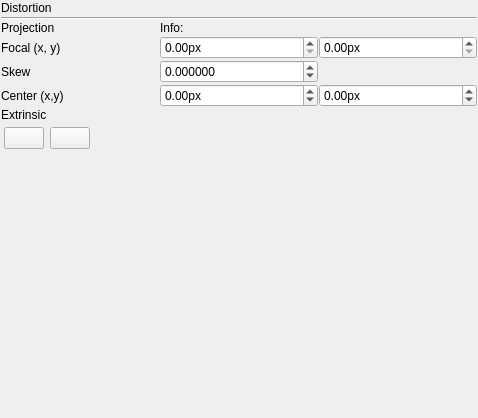
First picture: the form in utils/distortioncorrector/cameraModelParametersControlWidget.ui, repository NickPenkrat/corecvs, before the edit.
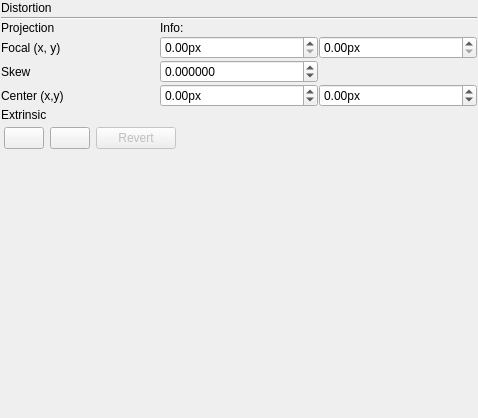
Second picture: the form after the edit. Icons and pictures are not drawn. Custom widgets are drawn as their Qt base class.

The edit to the form file:
```diff
--- a/utils/distortioncorrector/cameraModelParametersControlWidget.ui
+++ b/utils/distortioncorrector/cameraModelParametersControlWidget.ui
@@ -172,7 +172,7 @@
      </property>
     </widget>
    </item>
-   <item row="10" column="0" colspan="2">
+   <item row="11" column="0" colspan="2">
     <spacer name="verticalSpacer">
      <property name="orientation">
       <enum>Qt::Vertical</enum>
@@ -185,7 +185,7 @@
      </property>
     </spacer>
    </item>
-   <item row="9" column="0" colspan="3">
+   <item row="10" column="0" colspan="3">
     <widget class="QFrame" name="frame">
      <layout class="QHBoxLayout" name="horizontalLayout">
       <property name="leftMargin">
@@ -234,6 +234,26 @@
         </property>
        </widget>
       </item>
+      <item>
+       <widget class="QPushButton" name="revertButton">
+        <property name="enabled">
+         <bool>false</bool>
+        </property>
+        <property name="text">
+         <string>Revert</string>
+        </property>
+        <property name="icon">
+         <iconset resource="../../resources/main.qrc">
+          <normaloff>:/new/prefix1/refresh.png</normaloff>:/new/prefix1/refresh.png</iconset>
+        </property>
+        <property name="iconSize">
+         <size>
+          <width>24</width>
+          <height>24</height>
+         </size>
+        </property>
+       </widget>
+      </item>
       <item>
        <spacer name="horizontalSpacer">
         <property name="orientation">
```
Left out of the diff: 78 changed lines with no effect on the pictures.
